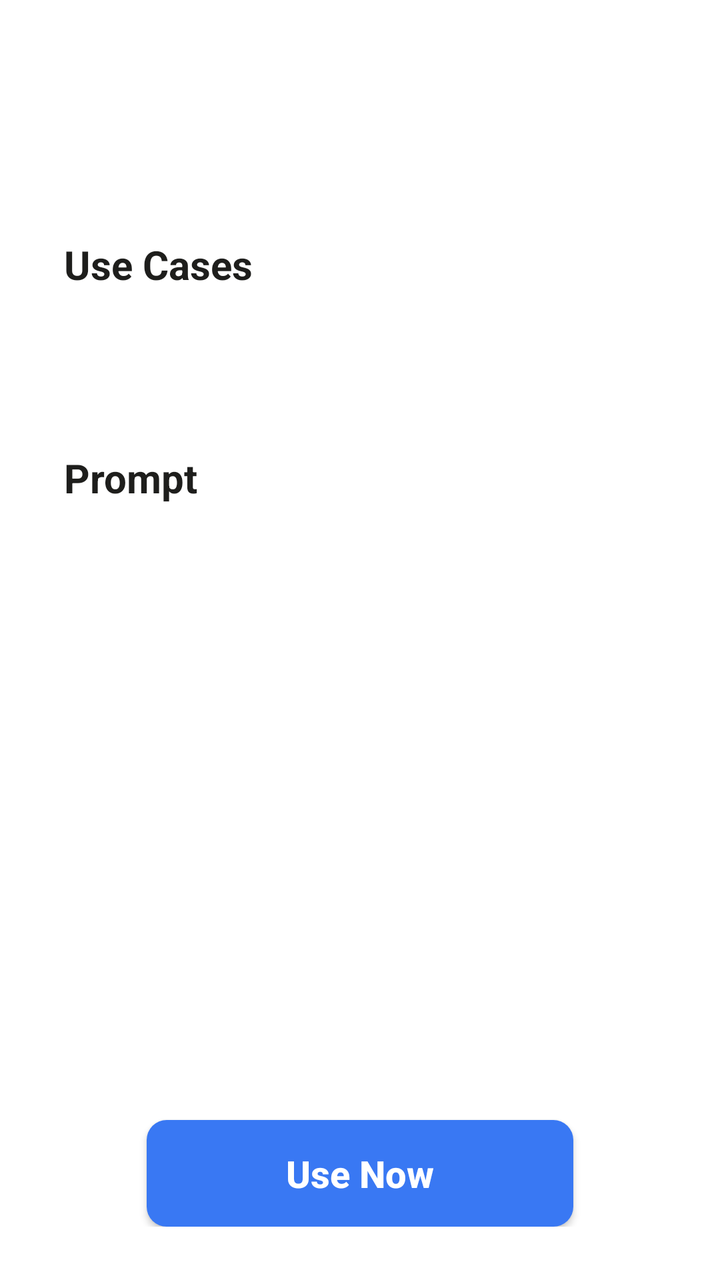
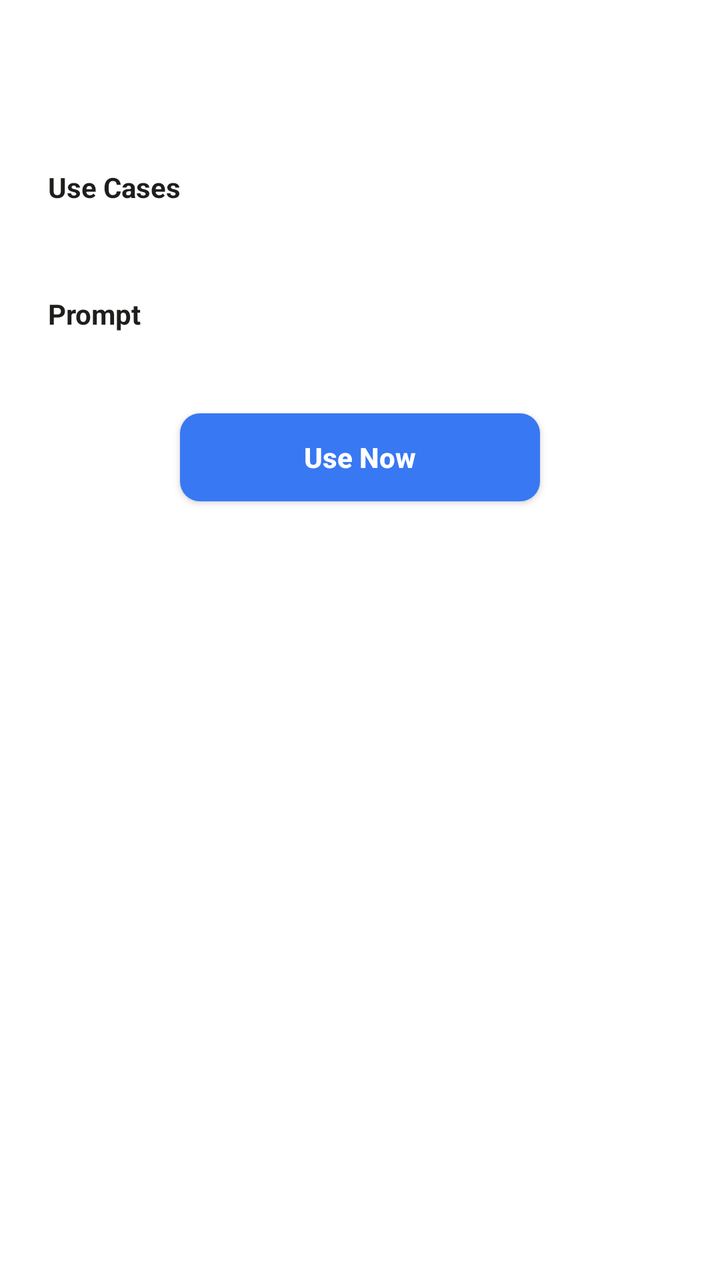

Compare the two renders of this Android layout. The source of the first and the diff that turns it into the second are given below.
<!-- AndroidManifest.xml: application theme Theme.AgentClaw -->
<!-- res/layout/dialog_fancy_idea_detail.xml -->
<?xml version="1.0" encoding="utf-8"?>
<LinearLayout xmlns:android="http://schemas.android.com/apk/res/android"
    android:layout_width="640dp"
    android:layout_height="666.6dp"
    android:background="@drawable/bg_terms_dialog"
    android:gravity="center_horizontal"
    android:orientation="vertical"
    android:paddingHorizontal="32dp"
    android:paddingVertical="26.6dp">

    <LinearLayout
        android:layout_width="match_parent"
        android:layout_height="wrap_content"
        android:gravity="center_vertical"
        android:orientation="horizontal">

        <ImageView
            android:id="@+id/ideaIconView"
            android:layout_width="64dp"
            android:layout_height="64dp"
            android:padding="12dp"
            android:scaleX="2"
            android:scaleY="2"
            android:scaleType="fitCenter" />

        <LinearLayout
            android:layout_width="0dp"
            android:layout_height="wrap_content"
            android:layout_marginStart="18.6dp"
            android:layout_weight="1"
            android:orientation="vertical">

            <TextView
                android:id="@+id/ideaTitleView"
                android:layout_width="match_parent"
                android:layout_height="wrap_content"
                android:textColor="#FF1E1E1C"
                android:textSize="22sp"
                android:textStyle="bold" />

            <TextView
                android:id="@+id/ideaSubtitleView"
                android:layout_width="match_parent"
                android:layout_height="wrap_content"
                android:layout_marginTop="8dp"
                android:textColor="#FF8B8B8B"
                android:textSize="16sp" />
        </LinearLayout>
    </LinearLayout>

    <LinearLayout
        android:layout_width="match_parent"
        android:layout_height="0dp"
        android:layout_marginTop="28dp"
        android:layout_weight="1"
        android:orientation="vertical">

        <TextView
            android:layout_width="match_parent"
            android:layout_height="wrap_content"
            android:text="@string/fancy_idea_detail_scenario"
            android:textColor="#FF1E1E1C"
            android:textSize="20sp"
            android:textStyle="bold" />

        <TextView
            android:id="@+id/ideaScenarioContentView"
            android:layout_width="match_parent"
            android:layout_height="wrap_content"
            android:layout_marginTop="18dp"
            android:gravity="top"
            android:lineSpacingExtra="6dp"
            android:textColor="#FF8B8B8B"
            android:textSize="16sp" />

        <TextView
            android:layout_width="match_parent"
            android:layout_height="wrap_content"
            android:layout_marginTop="40dp"
            android:text="@string/fancy_idea_detail_prompt"
            android:textColor="#FF1E1E1C"
            android:textSize="20sp"
            android:textStyle="bold" />

        <ScrollView
            android:layout_width="match_parent"
            android:layout_height="0dp"
            android:layout_marginTop="18dp"
            android:layout_weight="1"
            android:fillViewport="true"
            android:overScrollMode="ifContentScrolls"
            android:scrollbars="vertical">

            <TextView
                android:id="@+id/ideaPromptContentView"
                android:layout_width="match_parent"
                android:layout_height="wrap_content"
                android:lineSpacingExtra="6dp"
                android:textColor="#FF8B8B8B"
                android:textSize="16sp" />
        </ScrollView>
    </LinearLayout>

    <androidx.appcompat.widget.AppCompatButton
        android:id="@+id/useNowButton"
        android:layout_width="213.3dp"
        android:layout_height="53.3dp"
        android:layout_marginTop="28dp"
        android:background="@drawable/bg_terms_button_primary"
        android:text="@string/fancy_idea_detail_use_now"
        android:textAllCaps="false"
        android:textColor="@android:color/white"
        android:textSize="18.6sp"
        android:textStyle="bold" />
</LinearLayout>
<!-- resources referenced by this layout -->
<resources>
  <!-- drawable bg_terms_button_primary (drawable) -->
  <?xml version="1.0" encoding="utf-8"?>
  <shape xmlns:android="http://schemas.android.com/apk/res/android">
      <solid android:color="@color/terms_link" />
      <corners android:radius="10dp" />
  </shape>
  <!-- drawable bg_terms_dialog (drawable) -->
  <?xml version="1.0" encoding="utf-8"?>
  <shape xmlns:android="http://schemas.android.com/apk/res/android">
      <solid android:color="@color/terms_dialog_surface" />
      <corners android:radius="26.6dp" />
  </shape>
  <string name="fancy_idea_detail_prompt">Prompt</string>
  <string name="fancy_idea_detail_scenario">Use Cases</string>
  <string name="fancy_idea_detail_use_now">Use Now</string>
  <style name="Theme.AgentClaw" parent="Base.Theme.AgentClaw" />
  <color name="terms_link">#FF3978F3</color>
  <color name="terms_dialog_surface">#FFFFFFFF</color>
  <style name="Base.Theme.AgentClaw" parent="Theme.Material3.DayNight.NoActionBar">
          
          <item name="android:defaultFocusHighlightEnabled" tools:targetApi="o">false</item>
          <item name="android:statusBarColor">@color/white</item>
          <item name="android:navigationBarColor">@color/white</item>
          <item name="android:windowLightStatusBar">true</item>
          <item name="android:windowLightNavigationBar" tools:targetApi="o_mr1">true</item>
          <item name="colorPrimary">@color/brand_primary</item>
          <item name="android:colorBackground">@color/white</item>
          <item name="android:windowBackground">@color/white</item>
      </style>
  <color name="white">#FFFFFFFF</color>
  <color name="brand_primary">#3978F3</color>
</resources>

<!-- the commit's change to res/layout/dialog_fancy_idea_detail.xml (unified diff, before → after) -->
@@ -1,12 +1,12 @@
 <?xml version="1.0" encoding="utf-8"?>
 <LinearLayout xmlns:android="http://schemas.android.com/apk/res/android"
-    android:layout_width="640dp"
-    android:layout_height="666.6dp"
+    android:layout_width="match_parent"
+    android:layout_height="wrap_content"
     android:background="@drawable/bg_terms_dialog"
     android:gravity="center_horizontal"
     android:orientation="vertical"
-    android:paddingHorizontal="32dp"
-    android:paddingVertical="26.6dp">
+    android:paddingHorizontal="24dp"
+    android:paddingVertical="20dp">
 
     <LinearLayout
         android:layout_width="match_parent"
@@ -16,17 +16,17 @@
 
         <ImageView
             android:id="@+id/ideaIconView"
-            android:layout_width="64dp"
-            android:layout_height="64dp"
-            android:padding="12dp"
-            android:scaleX="2"
-            android:scaleY="2"
+            android:layout_width="48dp"
+            android:layout_height="48dp"
+            android:padding="8dp"
+            android:scaleX="1.5"
+            android:scaleY="1.5"
             android:scaleType="fitCenter" />
 
         <LinearLayout
             android:layout_width="0dp"
             android:layout_height="wrap_content"
-            android:layout_marginStart="18.6dp"
+            android:layout_marginStart="12dp"
             android:layout_weight="1"
             android:orientation="vertical">
 
@@ -35,81 +35,80 @@
                 android:layout_width="match_parent"
                 android:layout_height="wrap_content"
                 android:textColor="#FF1E1E1C"
-                android:textSize="22sp"
+                android:textSize="16sp"
                 android:textStyle="bold" />
 
             <TextView
                 android:id="@+id/ideaSubtitleView"
                 android:layout_width="match_parent"
                 android:layout_height="wrap_content"
-                android:layout_marginTop="8dp"
+                android:layout_marginTop="4dp"
                 android:textColor="#FF8B8B8B"
-                android:textSize="16sp" />
+                android:textSize="12sp" />
         </LinearLayout>
     </LinearLayout>
 
-    <LinearLayout
+    <ScrollView
         android:layout_width="match_parent"
-        android:layout_height="0dp"
-        android:layout_marginTop="28dp"
-        android:layout_weight="1"
-        android:orientation="vertical">
+        android:layout_height="wrap_content"
+        android:layout_marginTop="16dp"
+        android:fillViewport="false"
+        android:maxHeight="400dp"
+        android:overScrollMode="ifContentScrolls"
+        android:scrollbars="vertical">
 
-        <TextView
+        <LinearLayout
             android:layout_width="match_parent"
             android:layout_height="wrap_content"
-            android:text="@string/fancy_idea_detail_scenario"
-            android:textColor="#FF1E1E1C"
-            android:textSize="20sp"
-            android:textStyle="bold" />
+            android:orientation="vertical">
 
-        <TextView
-            android:id="@+id/ideaScenarioContentView"
-            android:layout_width="match_parent"
-            android:layout_height="wrap_content"
-            android:layout_marginTop="18dp"
-            android:gravity="top"
-            android:lineSpacingExtra="6dp"
-            android:textColor="#FF8B8B8B"
-            android:textSize="16sp" />
+            <TextView
+                android:layout_width="match_parent"
+                android:layout_height="wrap_content"
+                android:text="@string/fancy_idea_detail_scenario"
+                android:textColor="#FF1E1E1C"
+                android:textSize="14sp"
+                android:textStyle="bold" />
 
-        <TextView
-            android:layout_width="match_parent"
-            android:layout_height="wrap_content"
-            android:layout_marginTop="40dp"
-            android:text="@string/fancy_idea_detail_prompt"
-            android:textColor="#FF1E1E1C"
-            android:textSize="20sp"
-            android:textStyle="bold" />
+            <TextView
+                android:id="@+id/ideaScenarioContentView"
+                android:layout_width="match_parent"
+                android:layout_height="wrap_content"
+                android:layout_marginTop="8dp"
+                android:gravity="top"
+                android:lineSpacingExtra="4dp"
+                android:textColor="#FF8B8B8B"
+                android:textSize="12sp" />
 
-        <ScrollView
-            android:layout_width="match_parent"
-            android:layout_height="0dp"
-            android:layout_marginTop="18dp"
-            android:layout_weight="1"
-            android:fillViewport="true"
-            android:overScrollMode="ifContentScrolls"
-            android:scrollbars="vertical">
+            <TextView
+                android:layout_width="match_parent"
+                android:layout_height="wrap_content"
+                android:layout_marginTop="20dp"
+                android:text="@string/fancy_idea_detail_prompt"
+                android:textColor="#FF1E1E1C"
+                android:textSize="14sp"
+                android:textStyle="bold" />
 
             <TextView
                 android:id="@+id/ideaPromptContentView"
                 android:layout_width="match_parent"
                 android:layout_height="wrap_content"
-                android:lineSpacingExtra="6dp"
+                android:layout_marginTop="8dp"
+                android:lineSpacingExtra="4dp"
                 android:textColor="#FF8B8B8B"
-                android:textSize="16sp" />
-        </ScrollView>
-    </LinearLayout>
+                android:textSize="12sp" />
+        </LinearLayout>
+    </ScrollView>
 
     <androidx.appcompat.widget.AppCompatButton
         android:id="@+id/useNowButton"
-        android:layout_width="213.3dp"
-        android:layout_height="53.3dp"
-        android:layout_marginTop="28dp"
+        android:layout_width="180dp"
+        android:layout_height="44dp"
+        android:layout_marginTop="16dp"
         android:background="@drawable/bg_terms_button_primary"
         android:text="@string/fancy_idea_detail_use_now"
         android:textAllCaps="false"
         android:textColor="@android:color/white"
-        android:textSize="18.6sp"
+        android:textSize="14sp"
         android:textStyle="bold" />
 </LinearLayout>
